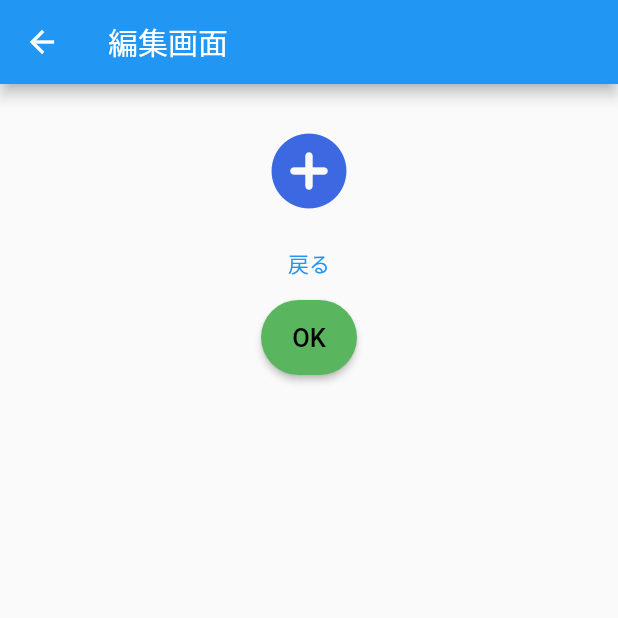
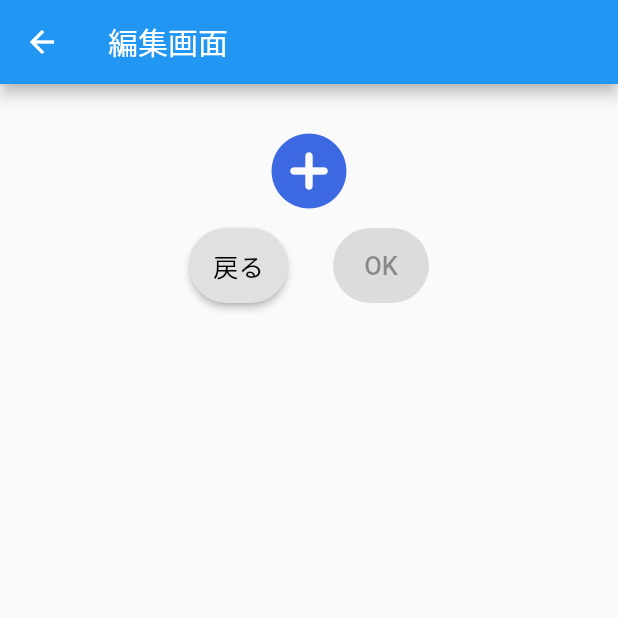
Before and after one commit to sakiso/daily_sugoroku_client, a Flutter app: the SugorokuEditPage screen opened by its route, on a phone screen of 412 x 824 dp, the top half of it. Run offline on Flutter 3.47's test engine with Material 2 defaults, Android fonts, the light colour scheme and no system bars; our stand-ins replace flutter_riverpod, sqflite; accounts and stored records are empty.

Commit message:
OKボタンの非活性条件追加

```diff
--- a/lib/pages/sugoroku_edit/sugoroku_edit_page.dart
+++ b/lib/pages/sugoroku_edit/sugoroku_edit_page.dart
@@ -116,12 +116,29 @@ class SugorokuEditPageState extends ConsumerState<SugorokuEditPage> {
                 disabledColor: ConstantColors.inactiveGray,
                 icon: const Icon(Icons.add_circle_rounded),
               ),
-              TextButton(
-                // todo: Elevatedボタンにする
-                child: const Text("戻る"),
+              Row(
+                mainAxisAlignment: MainAxisAlignment.center,
+                children: [
+                  ElevatedButton(
+                    child: const Text(
+                      '戻る',
+                      style: TextStyle(
+                        fontWeight: FontWeight.w500,
+                        fontSize: 17,
+                      ),
+                    ),
+                    style: ElevatedButton.styleFrom(
+                      foregroundColor: Colors.black,
+                      backgroundColor: ConstantColors.inactiveGray,
+                      shape: const StadiumBorder(),
+                      fixedSize: const Size.fromHeight(50.0),
+                    ),
                     onPressed: () {
-                  Navigator.pop(context);
+                      Navigator.of(context).pop();
                     },
+                  ),
+                  const SizedBox(
+                    width: 30,
                   ),
                   ElevatedButton(
                     // todo: 入力未完了のやつがいるときはOKボタンも押せなくする
@@ -138,11 +155,15 @@ class SugorokuEditPageState extends ConsumerState<SugorokuEditPage> {
                       shape: const StadiumBorder(),
                       fixedSize: const Size.fromHeight(50.0),
                     ),
-                onPressed: () {
+                    onPressed: _allPlanEntryCompleted()
+                        ? () {
                             _updatePlans(todayPlans);
                             Navigator.of(context).pop();
-                },
+                          }
+                        : null,
                   ),
+                ],
+              )
             ],
           ),
         ),
@@ -170,4 +191,17 @@ class SugorokuEditPageState extends ConsumerState<SugorokuEditPage> {
   bool _existIncompletePlan() {
     return ref.watch(existIncompletePlanProvider);
   }
+
+  bool _allPlanEntryCompleted() {
+    if (_existIncompletePlan()) {
+      // 入力途中のPlanがある
+      return false;
+    } else if (ref.watch(plansOfDayProvider).isEmpty) {
+      // Planが一つも存在しない
+      return false;
+    } else {
+      // Planがすべて入力完了している
+      return true;
     }
+  }
+}
```
Lines whose indentation alone changed are shown as unchanged.
